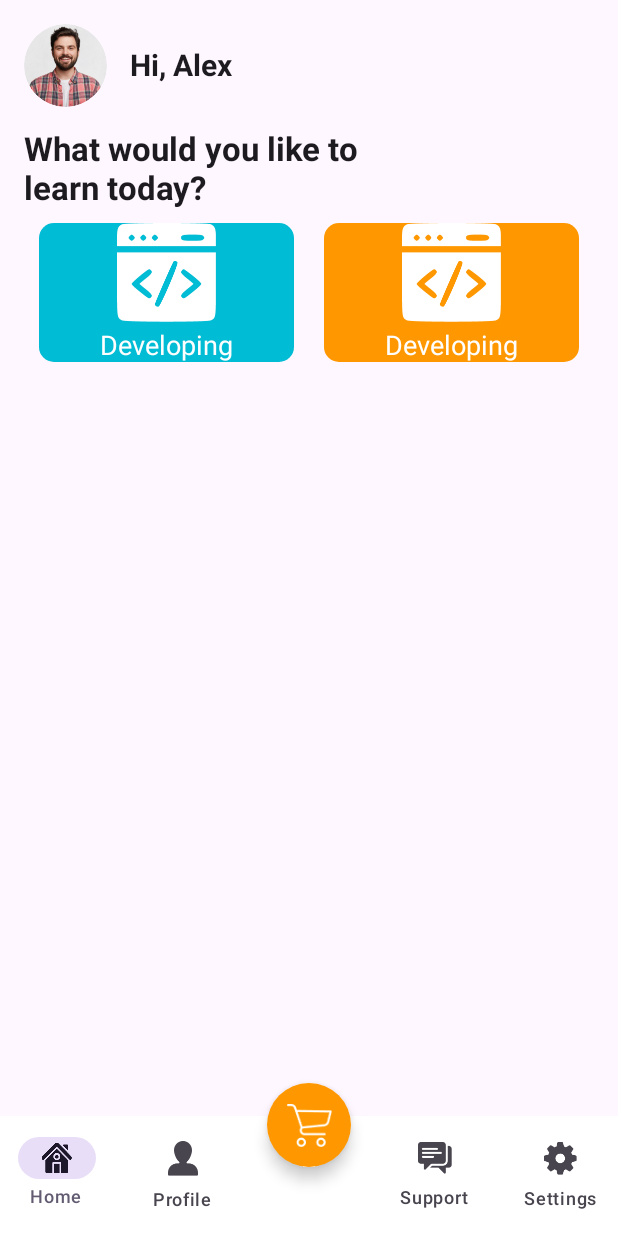
After one commit to mik237/Compose-ui, an Android app built with Jetpack Compose: the DashboardActivity screen opened directly, with no data from a screen before it, on a phone screen of 412 x 824 dp. The commit adds this screen. Run offline under Robolectric (Android 15) with nearby library versions, the phone set to English and light mode, and no system bars; our stand-ins replace constraintlayout-compose.

Commit message:
Dashboard content screen added with bottom navigation, profile image and two cards.

```diff
--- a/app/build.gradle.kts
+++ b/app/build.gradle.kts
@@ -91,6 +91,9 @@ dependencies {
     implementation(libs.androidx.material3)
     implementation(libs.androidx.adaptive.layout.android)
     implementation( libs.androidx.constraintlayout.compose)
+    implementation(libs.androidx.appcompat)
+    implementation(libs.material)
+    implementation(libs.androidx.activity)
     androidTestImplementation(libs.androidx.junit)
     androidTestImplementation(libs.androidx.espresso.core)
     androidTestImplementation(platform(libs.androidx.compose.bom))
@@ -132,7 +135,7 @@ dependencies {
     //Retrofit 2 & gson convertor
     implementation(libs.retrofit)
     implementation(libs.converter.gson)
-
+    implementation("androidx.compose.material:material:1.7.3")
     implementation("androidx.compose.material3.adaptive:adaptive")
     implementation("androidx.compose.material3.adaptive:adaptive-layout")
     implementation("androidx.compose.material3.adaptive:adaptive-navigation")
--- /dev/null
+++ b/app/src/main/java/me/ibrahim/composepractice/dashboard_intro_ui/BottomNavBar.kt
@@ -0,0 +1,82 @@
+package me.ibrahim.composepractice.dashboard_intro_ui
+
+import androidx.compose.foundation.layout.fillMaxWidth
+import androidx.compose.material3.Icon
+import androidx.compose.material3.NavigationBar
+import androidx.compose.material3.NavigationBarItem
+import androidx.compose.material3.Text
+import androidx.compose.runtime.Composable
+import androidx.compose.runtime.getValue
+import androidx.compose.runtime.mutableStateOf
+import androidx.compose.runtime.remember
+import androidx.compose.runtime.setValue
+import androidx.compose.ui.Modifier
+import androidx.compose.ui.graphics.Color
+import androidx.compose.ui.graphics.painter.Painter
+import androidx.compose.ui.res.painterResource
+import me.ibrahim.composepractice.R
+
+@Composable
+fun BottomNavBar() {
+
+    val bottomMenuListItem = prepareBottomMenu()
+    var selectedItem by remember { mutableStateOf("Home") }
+
+    NavigationBar(
+        modifier = Modifier.fillMaxWidth(),
+        containerColor = Color.White,
+        contentColor = Color.Red
+    ) {
+        bottomMenuListItem.forEachIndexed { index, bottomMenuItem ->
+            if (index == 2) {
+                NavigationBarItem(
+                    selected = false,
+                    onClick = { },
+                    icon = { },
+                    enabled = false
+                )
+            }
+            NavigationBarItem(selected = selectedItem == bottomMenuItem.label,
+                onClick = { selectedItem = bottomMenuItem.label },
+                icon = { Icon(painter = bottomMenuItem.icon, contentDescription = "") },
+                label = { Text(text = bottomMenuItem.label) })
+        }
+    }
+}
+
+@Composable
+fun prepareBottomMenu(): List<BottomMenuItem> {
+    val bottomMenuItemList = arrayListOf<BottomMenuItem>()
+
+    bottomMenuItemList.add(
+        BottomMenuItem(
+            "Home",
+            icon = painterResource(id = R.drawable.bottom_btn1)
+        )
+    )
+
+    bottomMenuItemList.add(
+        BottomMenuItem(
+            "Profile",
+            icon = painterResource(id = R.drawable.bottom_btn2)
+        )
+    )
+
+    bottomMenuItemList.add(
+        BottomMenuItem(
+            "Support",
+            icon = painterResource(id = R.drawable.bottom_btn3)
+        )
+    )
+
+    bottomMenuItemList.add(
+        BottomMenuItem(
+            "Settings",
+            icon = painterResource(id = R.drawable.bottom_btn4)
+        )
+    )
+    return bottomMenuItemList
+}
+
+
+data class BottomMenuItem(val label: String, val icon: Painter)
--- /dev/null
+++ b/app/src/main/java/me/ibrahim/composepractice/dashboard_intro_ui/DashboardActivity.kt
@@ -0,0 +1,20 @@
+package me.ibrahim.composepractice.dashboard_intro_ui
+
+import android.os.Bundle
+import androidx.activity.ComponentActivity
+import androidx.activity.compose.setContent
+import androidx.activity.enableEdgeToEdge
+import androidx.appcompat.app.AppCompatActivity
+import androidx.core.view.ViewCompat
+import androidx.core.view.WindowInsetsCompat
+import me.ibrahim.composepractice.R
+
+class DashboardActivity : ComponentActivity() {
+    override fun onCreate(savedInstanceState: Bundle?) {
+        super.onCreate(savedInstanceState)
+        enableEdgeToEdge()
+        setContent {
+            DashboardScreen()
+        }
+    }
+}
--- /dev/null
+++ b/app/src/main/java/me/ibrahim/composepractice/dashboard_intro_ui/DashboardContent.kt
@@ -0,0 +1,141 @@
+package me.ibrahim.composepractice.dashboard_intro_ui
+
+import androidx.compose.foundation.Image
+import androidx.compose.foundation.background
+import androidx.compose.foundation.layout.Box
+import androidx.compose.foundation.layout.Column
+import androidx.compose.foundation.layout.Row
+import androidx.compose.foundation.layout.Spacer
+import androidx.compose.foundation.layout.fillMaxSize
+import androidx.compose.foundation.layout.fillMaxWidth
+import androidx.compose.foundation.layout.height
+import androidx.compose.foundation.layout.padding
+import androidx.compose.foundation.layout.width
+import androidx.compose.foundation.layout.wrapContentSize
+import androidx.compose.foundation.rememberScrollState
+import androidx.compose.foundation.shape.CircleShape
+import androidx.compose.foundation.shape.RoundedCornerShape
+import androidx.compose.foundation.verticalScroll
+import androidx.compose.material3.Icon
+import androidx.compose.material3.Text
+import androidx.compose.runtime.Composable
+import androidx.compose.ui.Alignment
+import androidx.compose.ui.Modifier
+import androidx.compose.ui.draw.clip
+import androidx.compose.ui.graphics.Color
+import androidx.compose.ui.layout.ContentScale
+import androidx.compose.ui.res.painterResource
+import androidx.compose.ui.text.font.FontWeight
+import androidx.compose.ui.text.style.TextAlign
+import androidx.compose.ui.tooling.preview.Preview
+import androidx.compose.ui.unit.dp
+import androidx.compose.ui.unit.sp
+import androidx.constraintlayout.compose.ConstraintLayout
+import me.ibrahim.composepractice.R
+
+@Preview(showBackground = true)
+@Composable
+fun DashboardContent() {
+
+    Column(
+        modifier = Modifier
+            .padding(16.dp)
+            .fillMaxSize()
+            .verticalScroll(rememberScrollState())
+    ) {
+
+        NamedProfile()
+
+        Spacer(modifier = Modifier.height(15.dp))
+
+        Text(
+            text = "What would you like to\nlearn today?",
+            fontWeight = FontWeight.Bold,
+            fontSize = 22.sp
+        )
+
+        ConstraintLayout {
+            val (developing, designing, aiAndMl, explore) = createRefs()
+
+            Box(
+                modifier = Modifier
+                    .fillMaxSize(fraction = 0.5f)
+                    .padding(10.dp)
+                    .clip(RoundedCornerShape(10.dp))
+                    .background(Color(0xFF00BCD4))
+                    .constrainAs(developing) {
+                        start.linkTo(parent.start)
+                        end.linkTo(designing.start)
+                    },
+                contentAlignment = Alignment.Center
+            ) {
+                Column(horizontalAlignment = Alignment.CenterHorizontally) {
+                    Icon(
+                        painter = painterResource(id = R.drawable.btn_1),
+                        contentDescription = "developing",
+                        tint = Color.White
+                    )
+                    Spacer(modifier = Modifier.height(5.dp))
+                    Text(
+                        text = "Developing",
+                        fontSize = 18.sp,
+                        color = Color.White,
+                        textAlign = TextAlign.Center
+                    )
+                }
+            }
+
+
+            Box(
+                modifier = Modifier
+                    .fillMaxSize(fraction = 0.5f)
+                    .padding(10.dp)
+                    .clip(RoundedCornerShape(10.dp))
+                    .background(Color(0xFFFF9800))
+                    .constrainAs(designing) {
+                        end.linkTo(parent.end)
+                        start.linkTo(developing.end)
+                    },
+                contentAlignment = Alignment.Center
+            ) {
+                Column(horizontalAlignment = Alignment.CenterHorizontally) {
+                    Icon(
+                        painter = painterResource(id = R.drawable.btn_1),
+                        contentDescription = "developing",
+                        tint = Color.White
+                    )
+                    Spacer(modifier = Modifier.height(5.dp))
+                    Text(
+                        text = "Developing",
+                        fontSize = 18.sp,
+                        color = Color.White,
+                        textAlign = TextAlign.Center
+                    )
+                }
+            }
+        }
+    }
+}
+
+@Composable
+fun NamedProfile() {
+    Row(
+        verticalAlignment = Alignment.CenterVertically,
+        modifier = Modifier.fillMaxWidth()
+    ) {
+        Image(
+            modifier = Modifier
+                .wrapContentSize()
+                .clip(CircleShape),
+            contentScale = ContentScale.Inside,
+            painter = painterResource(id = R.drawable.user_1),
+            contentDescription = "ProfileImage"
+        )
+        Spacer(modifier = Modifier.width(15.dp))
+        Text(
+            text = "Hi, Alex",
+            fontSize = 20.sp,
+            fontWeight = FontWeight.Bold
+        )
+    }
+}
--- /dev/null
+++ b/app/src/main/java/me/ibrahim/composepractice/dashboard_intro_ui/DashboardScreen.kt
@@ -0,0 +1,49 @@
+package me.ibrahim.composepractice.dashboard_intro_ui
+
+import androidx.compose.foundation.layout.Box
+import androidx.compose.foundation.layout.offset
+import androidx.compose.foundation.layout.padding
+import androidx.compose.foundation.layout.size
+import androidx.compose.foundation.shape.CircleShape
+import androidx.compose.material3.FabPosition
+import androidx.compose.material3.FloatingActionButton
+import androidx.compose.material3.Icon
+import androidx.compose.material3.Scaffold
+import androidx.compose.runtime.Composable
+import androidx.compose.ui.Modifier
+import androidx.compose.ui.graphics.Color
+import androidx.compose.ui.res.painterResource
+import androidx.compose.ui.tooling.preview.Preview
+import androidx.compose.ui.unit.dp
+import me.ibrahim.composepractice.R
+
+@Preview
+@Composable
+fun DashboardScreen() {
+
+    Scaffold(
+        bottomBar = { BottomNavBar() },
+        floatingActionButton = {
+            Box {
+                FloatingActionButton(
+                    modifier = Modifier.offset(y = 50.dp),
+                    onClick = { /*TODO*/ },
+                    shape = CircleShape,
+                    contentColor = Color.White,
+                    containerColor = Color(0xFFFF9800)
+                ) {
+                    Icon(
+                        painter = painterResource(id = R.drawable.shopping_cart),
+                        contentDescription = "fab",
+                        modifier = Modifier.size(30.dp)
+                    )
+                }
+            }
+        },
+        floatingActionButtonPosition = FabPosition.Center,
+    ) {
+        Box(modifier = Modifier.padding(it)) {
+            DashboardContent()
+        }
+    }
+}
--- /dev/null
+++ b/app/src/main/java/me/ibrahim/composepractice/dashboard_intro_ui/IntroActivity.kt
@@ -0,0 +1,23 @@
+package me.ibrahim.composepractice.dashboard_intro_ui
+
+import android.os.Bundle
+import android.view.WindowManager
+import androidx.activity.ComponentActivity
+import androidx.activity.compose.setContent
+import me.ibrahim.composepractice.ui.theme.ComposePracticeTheme
+
+class IntroActivity : ComponentActivity() {
+    override fun onCreate(savedInstanceState: Bundle?) {
+        super.onCreate(savedInstanceState)
+
+        window.setFlags(
+            WindowManager.LayoutParams.FLAG_LAYOUT_NO_LIMITS,
+            WindowManager.LayoutParams.FLAG_LAYOUT_NO_LIMITS
+        )
+        setContent {
+            ComposePracticeTheme {
+                IntroScreen()
+            }
+        }
+    }
+}
--- a/app/src/main/java/me/ibrahim/composepractice/dashboard_intro_ui/IntroScreen.kt
+++ b/app/src/main/java/me/ibrahim/composepractice/dashboard_intro_ui/IntroScreen.kt
@@ -1,7 +1,8 @@
 package me.ibrahim.composepractice.dashboard_intro_ui
 
+import android.content.Intent
 import androidx.compose.foundation.Image
-import androidx.compose.foundation.background
+import androidx.compose.foundation.clickable
 import androidx.compose.foundation.layout.fillMaxSize
 import androidx.compose.foundation.layout.padding
 import androidx.compose.foundation.layout.size
@@ -9,6 +10,7 @@ import androidx.compose.material3.Text
 import androidx.compose.runtime.Composable
 import androidx.compose.ui.Modifier
 import androidx.compose.ui.graphics.Color
+import androidx.compose.ui.platform.LocalContext
 import androidx.compose.ui.res.painterResource
 import androidx.compose.ui.text.font.FontWeight
 import androidx.compose.ui.text.style.TextAlign
@@ -22,6 +24,7 @@ import me.ibrahim.composepractice.R
 @Preview(showBackground = true)
 @Composable
 fun IntroScreen() {
+    val context = LocalContext.current
     ConstraintLayout(
         modifier = Modifier
             .fillMaxSize()
@@ -77,6 +80,10 @@ fun IntroScreen() {
             modifier = Modifier
                 .padding(top = 0.dp)
                 .size(120.dp)
+                .clickable {
+                    val intent = Intent(context, DashboardActivity::class.java)
+                    context.startActivity(intent)
+                }
                 .constrainAs(today) {
                     start.linkTo(parent.start)
                     end.linkTo(parent.end)
--- a/gradle/libs.versions.toml
+++ b/gradle/libs.versions.toml
@@ -20,6 +20,9 @@ retrofit = "2.9.0"
 roomRuntime = "2.6.1"
 truth = "1.4.4"
 adaptiveLayoutAndroid = "1.0.0"
+appcompat = "1.7.0"
+material = "1.12.0"
+activity = "1.9.2"
 
 
 [libraries]
@@ -53,6 +56,9 @@ androidx-material3 = { group = "androidx.compose.material3", name = "material3"
 retrofit = { module = "com.squareup.retrofit2:retrofit", version.ref = "retrofit" }
 truth = { module = "com.google.truth:truth", version.ref = "truth" }
 androidx-adaptive-layout-android = { group = "androidx.compose.material3.adaptive", name = "adaptive-layout-android", version.ref = "adaptiveLayoutAndroid" }
+androidx-appcompat = { group = "androidx.appcompat", name = "appcompat", version.ref = "appcompat" }
+material = { group = "com.google.android.material", name = "material", version.ref = "material" }
+androidx-activity = { group = "androidx.activity", name = "activity", version.ref = "activity" }
 
 [plugins]
 android-application = { id = "com.android.application", version.ref = "agp" }
```
Also changed, not shown: app/src/main/AndroidManifest.xml (+9 -3 lines).
